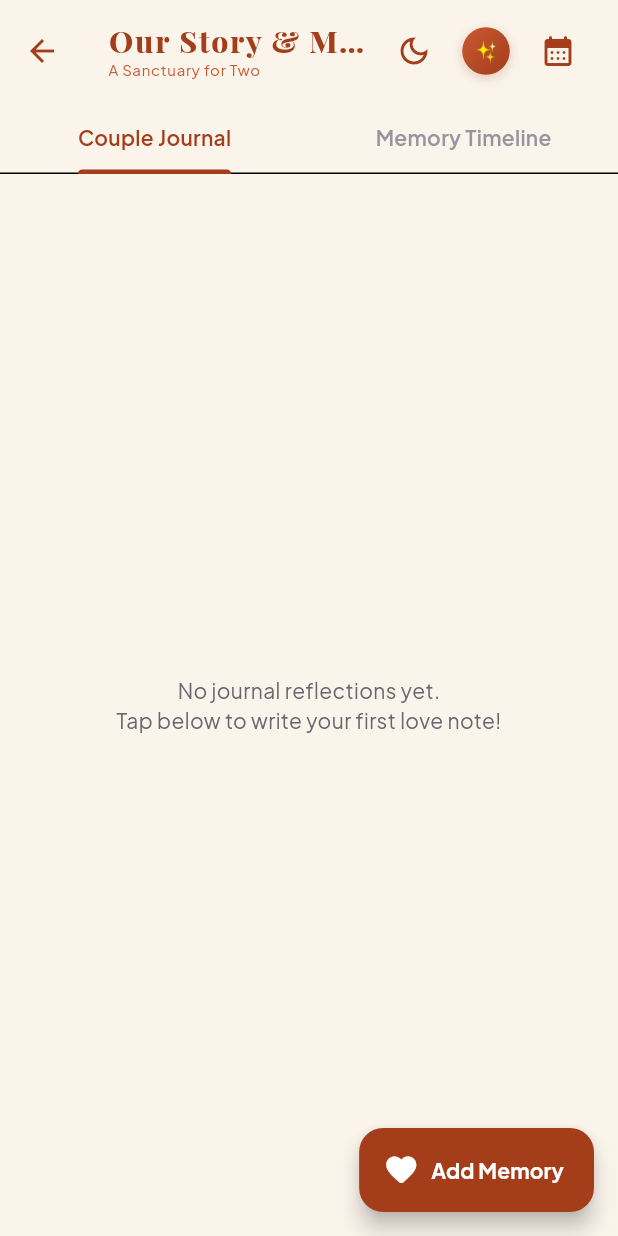
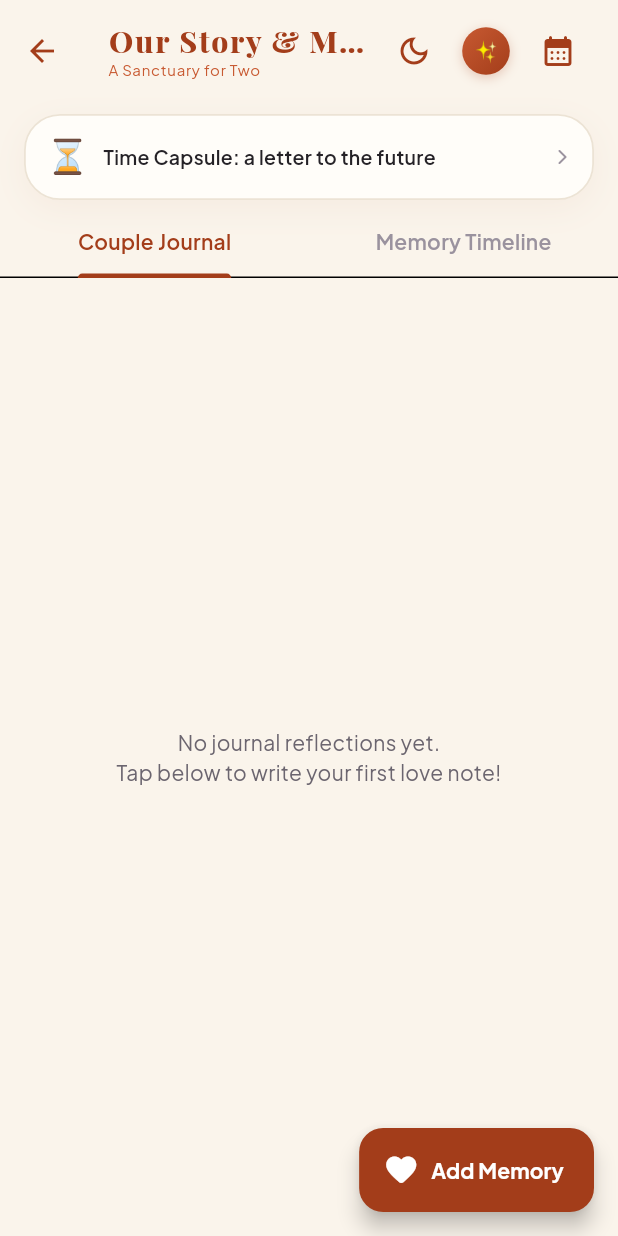
Before and after one commit to MitraZahiri/GHARAR, a Flutter app: the MemoriesHubScreen screen opened directly, on a phone screen of 412 x 824 dp. Run offline on Flutter 3.47's test engine with Material 3 defaults, Android fonts, the phone set to English and light mode, and no system bars; our stand-ins replace cloud_firestore, firebase_auth, firebase_core, flutter_secure_storage, google_fonts, google_sign_in and 4 more; missing offline and left inert: home_widget, pointycastle; accounts and stored records are empty.

Commit message:
feat(memories): seal time-capsule letters that open on a chosen day
A partner writes a letter that opens in 1 month, 6 months or a year
(as in FutureNote-style capsules suggested by the competitor review).
Capsules are love notes with an opening date, so they sync through the
existing loveNotes collection. Until that date the receiver sees only a
countdown, and the home note card and widget skip sealed capsules.

Co-Authored-By: Claude Opus 5.5 <noreply@anthropic.com>

```diff
--- a/lib/models/love_note_model.dart
+++ b/lib/models/love_note_model.dart
@@ -27,6 +27,10 @@ class LoveNoteModel {
   /// Local file path of the drawing/photo; null for text notes.
   final String? imagePath;
 
+  /// Set for a time capsule: the note stays sealed for its receiver
+  /// until this moment.
+  final DateTime? opensAt;
+
   const LoveNoteModel({
     required this.id,
     required this.senderId,
@@ -40,9 +44,17 @@ class LoveNoteModel {
     this.readAt,
     this.kind = LoveNoteKind.text,
     this.imagePath,
+    this.opensAt,
   });
 
   bool get hasImage => imagePath != null && kind != LoveNoteKind.text;
+
+  bool get isTimeCapsule => opensAt != null;
+
+  bool isSealedAt(DateTime now) {
+    final opening = opensAt;
+    return opening != null && now.isBefore(opening);
+  }
 
   LoveNoteModel copyWith({
     String? id,
@@ -57,6 +69,7 @@ class LoveNoteModel {
     DateTime? readAt,
     LoveNoteKind? kind,
     String? imagePath,
+    DateTime? opensAt,
   }) {
     return LoveNoteModel(
       id: id ?? this.id,
@@ -71,8 +84,25 @@ class LoveNoteModel {
       readAt: readAt ?? this.readAt,
       kind: kind ?? this.kind,
       imagePath: imagePath ?? this.imagePath,
+      opensAt: opensAt ?? this.opensAt,
     );
   }
+
+  /// The same note as an ordinary, immediately readable one.
+  LoveNoteModel withoutOpeningDate() => LoveNoteModel(
+    id: id,
+    senderId: senderId,
+    senderName: senderName,
+    receiverId: receiverId,
+    text: text,
+    paperColor: paperColor,
+    emoji: emoji,
+    createdAt: createdAt,
+    isRead: isRead,
+    readAt: readAt,
+    kind: kind,
+    imagePath: imagePath,
+  );
 
   Map<String, dynamic> toJson() => {
     'id': id,
@@ -87,6 +117,7 @@ class LoveNoteModel {
     'readAt': readAt?.toIso8601String(),
     'kind': kind.name,
     'imagePath': imagePath,
+    'opensAt': opensAt?.toIso8601String(),
   };
 
   factory LoveNoteModel.fromJson(Map<String, dynamic> json) {
@@ -108,6 +139,7 @@ class LoveNoteModel {
               : null,
       kind: LoveNoteKind.fromName(json['kind'] as String?),
       imagePath: json['imagePath'] as String?,
+      opensAt: DateTime.tryParse(json['opensAt'] as String? ?? ''),
     );
   }
 
@@ -127,7 +159,8 @@ class LoveNoteModel {
           isRead == other.isRead &&
           readAt == other.readAt &&
           kind == other.kind &&
-          imagePath == other.imagePath;
+          imagePath == other.imagePath &&
+          opensAt == other.opensAt;
 
   @override
   int get hashCode =>
@@ -142,5 +175,6 @@ class LoveNoteModel {
       isRead.hashCode ^
       readAt.hashCode ^
       kind.hashCode ^
-      imagePath.hashCode;
+      imagePath.hashCode ^
+      opensAt.hashCode;
 }
--- a/lib/ui/screens/memories/memories_hub_screen.dart
+++ b/lib/ui/screens/memories/memories_hub_screen.dart
@@ -10,6 +10,7 @@ import '../../widgets/glass_card.dart';
 import '../../widgets/romantic_app_bar.dart';
 import 'add_memory_modal.dart';
 import 'special_dates_screen.dart';
+import 'time_capsule_screen.dart';
 
 class MemoriesHubScreen extends StatefulWidget {
   const MemoriesHubScreen({super.key});
@@ -77,6 +78,44 @@ class _MemoriesHubScreenState extends State<MemoriesHubScreen>
       ),
       body: Column(
         children: [
+          Padding(
+            padding: const EdgeInsets.fromLTRB(16, 8, 16, 4),
+            child: GlassCard(
+              key: const ValueKey('memories-time-capsule'),
+              padding: const EdgeInsets.symmetric(horizontal: 14, vertical: 12),
+              onTap: () {
+                Navigator.of(context).push(
+                  MaterialPageRoute(
+                    builder: (context) => const TimeCapsuleScreen(),
+                  ),
+                );
+              },
+              child: Row(
+                children: [
+                  const Text('⏳', style: TextStyle(fontSize: 22)),
+                  const SizedBox(width: 10),
+                  Expanded(
+                    child: Text(
+                      isTr
+                          ? 'Zaman Kapsülü: geleceğe bir mektup'
+                          : 'Time Capsule: a letter to the future',
+                      maxLines: 1,
+                      overflow: TextOverflow.ellipsis,
+                      style: AppTextStyles.labelLarge(
+                        isDark: isDark,
+                      ).copyWith(fontSize: 13),
+                    ),
+                  ),
+                  const Icon(
+                    Icons.arrow_forward_ios_rounded,
+                    size: 12,
+                    color: AppColors.lightTextMuted,
+                  ),
+                ],
+              ),
+            ),
+          ),
+
           // Tab bar
           TabBar(
             controller: _tabController,
```
Also changed, not shown: lib/providers/app_state_provider.dart (+53 -2 lines), lib/ui/screens/memories/time_capsule_screen.dart (added, +326 -0 lines), 3 other files.
